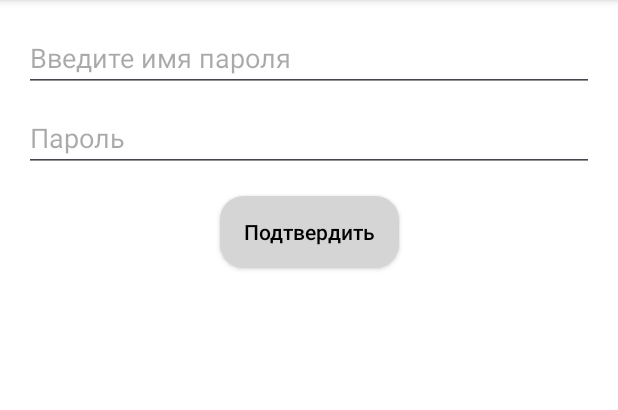
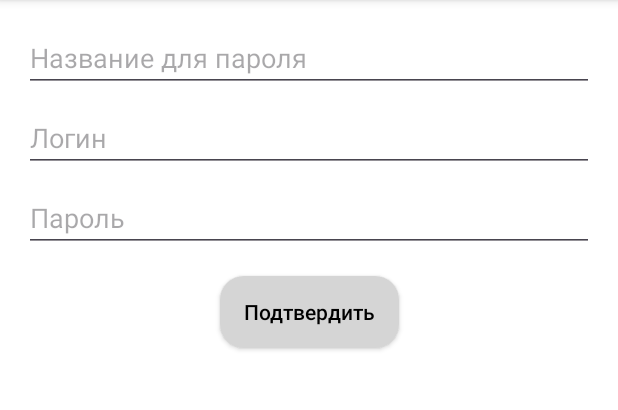
Before and after one commit to PaulMak-del/PasswordManager, an Android app: the AddPasswordFragment screen opened through its navigation route, on a phone screen of 412 x 824 dp, the part 84-494 px from its top. Run offline under Robolectric (Android 15) with nearby library versions, the phone set to English and light mode, and no system bars; our stand-ins replace Room's generated code, navigation-ui.

Commit message:
Update the password table

```diff
--- a/PasswordManager2/app/src/main/java/com/example/passwordmanager/App.kt
+++ b/PasswordManager2/app/src/main/java/com/example/passwordmanager/App.kt
@@ -3,7 +3,6 @@ package com.example.passwordmanager
 import android.app.Application
 import com.example.passwordmanager.model.PasswordDatabase
 import com.example.passwordmanager.model.PasswordRepository
-import com.example.passwordmanager.model.PasswordService
 import kotlinx.coroutines.CoroutineScope
 import kotlinx.coroutines.SupervisorJob
 
--- a/PasswordManager2/app/src/main/java/com/example/passwordmanager/MyAdapter.kt
+++ b/PasswordManager2/app/src/main/java/com/example/passwordmanager/MyAdapter.kt
@@ -9,27 +9,23 @@ import com.example.passwordmanager.databinding.OpenElemBinding
 import com.example.passwordmanager.model.Password
 
 interface PasswordActionListener {
-    fun onPasswordAdd(password: Password)
     fun onEditClick(password: Password)
     fun onLeftArrowClick(elOpen: OpenElemBinding)
     fun onRightArrowClick(elOpen: OpenElemBinding)
     fun onCopyClick(password: Password)
-    fun onDeleteClick(password: Password)
+    fun onDeleteClick(password: Password, position: Int)
     fun onFavoriteClick(password: Password, elOpen: OpenElemBinding)
-
 }
 
-class MyAdapter(private val actionListener: PasswordActionListener
+class MyAdapter(
+    private val actionListener: PasswordActionListener,
 ) :
 RecyclerView.Adapter<MyAdapter.ViewHolder>() {
+
     var passwords: List<Password> = emptyList()
-        set(newValue) {
-            field = newValue
-            notifyDataSetChanged()
-        }
 
     class ViewHolder(
-        val binding: ItemBinding
+        private val binding: ItemBinding
     ) : RecyclerView.ViewHolder(binding.root) {
 
         fun bind(password: Password, clickListener: PasswordActionListener) {
@@ -57,7 +53,7 @@ RecyclerView.Adapter<MyAdapter.ViewHolder>() {
                     clickListener.onFavoriteClick(password, elOpen)
                 }
                 elOpen.deleteImageView.setOnClickListener {
-                    clickListener.onDeleteClick(password)
+                    clickListener.onDeleteClick(password, bindingAdapterPosition)
                 }
             }
         }
@@ -71,7 +67,7 @@ RecyclerView.Adapter<MyAdapter.ViewHolder>() {
     }
 
     override fun onBindViewHolder(holder: ViewHolder, position: Int) {
-        Log.d("ddd", "MyAdapter.onBindViewHolder")
+        Log.d("ddd", "MyAdapter.onBindViewHolder {$position}")
         val password = passwords[position]
         holder.bind(password, actionListener)
     }
--- a/PasswordManager2/app/src/main/java/com/example/passwordmanager/fragments/AddPasswordFragment.kt
+++ b/PasswordManager2/app/src/main/java/com/example/passwordmanager/fragments/AddPasswordFragment.kt
@@ -38,11 +38,12 @@ class AddPasswordFragment : Fragment() {
             Snackbar.make(binding.root, "Add password", Snackbar.LENGTH_SHORT).show()
             val name: String = binding.editTextPasswordName.text.toString()
             val pass: String = binding.editTextPassword.text.toString()
+            val login: String = binding.editTextLogin.text.toString()
 
-            if (name.trim().isEmpty() || pass.trim().isEmpty()) {
+            if (name.trim().isEmpty() || pass.trim().isEmpty() || login.trim().isEmpty()) {
                 Snackbar.make(view, "Поля не должны быть пустыми", Snackbar.LENGTH_LONG).show()
             } else {
-                val password: Password = Password(name, pass)
+                val password: Password = Password(name, login, pass)
                 viewModel.insert(password)
 
                 findNavController().navigate(R.id.action_addPasswordFragment_to_passwordListFragment)
--- a/PasswordManager2/app/src/main/java/com/example/passwordmanager/model/Password.kt
+++ b/PasswordManager2/app/src/main/java/com/example/passwordmanager/model/Password.kt
@@ -7,6 +7,7 @@ import androidx.room.PrimaryKey
 @Entity(tableName = "password")
 data class Password (
     @ColumnInfo(name = "name") var name: String,
+    @ColumnInfo(name = "login") var login: String,
     @ColumnInfo(name = "password") var password: String,
 ) {
 
--- a/PasswordManager2/app/src/main/java/com/example/passwordmanager/model/PasswordDao.kt
+++ b/PasswordManager2/app/src/main/java/com/example/passwordmanager/model/PasswordDao.kt
@@ -11,8 +11,8 @@ interface PasswordDao {
     @Query("select * from password where favorite == true")
     suspend fun getFavoritePassword() : List<Password>
 
-    @Query("update password set name = :name, password = :password where id == :id")
-    suspend fun updateById(id: Int, name: String, password: String) : Int
+    @Query("update password set name = :name, password = :password, login = :login where id == :id")
+    suspend fun updateById(id: Int, name: String, login: String, password: String) : Int
 
     @Insert
     suspend fun insert(password: Password) : Long
--- a/PasswordManager2/app/src/main/java/com/example/passwordmanager/model/PasswordRepository.kt
+++ b/PasswordManager2/app/src/main/java/com/example/passwordmanager/model/PasswordRepository.kt
@@ -1,5 +1,6 @@
 package com.example.passwordmanager.model
 
+import android.util.Log
 import androidx.annotation.WorkerThread
 import kotlinx.coroutines.flow.Flow
 
@@ -27,7 +28,7 @@ class PasswordRepository(private val passwordDao: PasswordDao) {
 
     @Suppress("RedundantSuspendModifier")
     @WorkerThread
-    suspend fun updateById(id: Int, name: String, password: String) {
-        passwordDao.updateById(id, name, password)
+    suspend fun updateById(id: Int, name: String, login: String, password: String) {
+        passwordDao.updateById(id, name, login, password)
     }
 }
--- a/PasswordManager2/app/src/main/java/com/example/passwordmanager/PasswordsListViewModel.kt
+++ b/PasswordManager2/app/src/main/java/com/example/passwordmanager/viewModels/PasswordsListViewModel.kt
@@ -1,5 +1,6 @@
 package com.example.passwordmanager
 
+import android.util.Log
 import androidx.lifecycle.*
 import com.example.passwordmanager.model.Password
 import com.example.passwordmanager.model.PasswordRepository
@@ -21,8 +22,8 @@ class PasswordsListViewModel(
         passwordRepository.update(password)
     }
 
-    fun updateById(id: Int, name: String, password: String) = viewModelScope.launch {
-        passwordRepository.updateById(id, name, password)
+    fun updateById(id: Int, name: String, login: String, password: String) = viewModelScope.launch {
+        passwordRepository.updateById(id, name, login, password)
     }
 }
 
--- a/PasswordManager2/app/src/main/res/layout/fragment_add_password.xml
+++ b/PasswordManager2/app/src/main/res/layout/fragment_add_password.xml
@@ -22,15 +22,26 @@
         />
 
     <com.google.android.material.textfield.TextInputEditText
+        android:id="@+id/editTextLogin"
+        android:layout_width="0dp"
+        android:layout_height="wrap_content"
+        android:layout_marginTop="8dp"
+        android:hint="@string/login"
+        app:layout_constraintTop_toBottomOf="@id/editTextPasswordName"
+        app:layout_constraintStart_toStartOf="@id/editTextPasswordName"
+        app:layout_constraintEnd_toEndOf="@id/editTextPasswordName"
+        />
+
+    <com.google.android.material.textfield.TextInputEditText
         android:id="@+id/editTextPassword"
         android:layout_width="0dp"
         android:layout_height="wrap_content"
         android:layout_marginTop="8dp"
         android:hint="@string/passwordHint"
         android:inputType="textPassword"
-        app:layout_constraintTop_toBottomOf="@+id/editTextPasswordName"
-        app:layout_constraintStart_toStartOf="@+id/editTextPasswordName"
-        app:layout_constraintEnd_toEndOf="@+id/editTextPasswordName"
+        app:layout_constraintTop_toBottomOf="@+id/editTextLogin"
+        app:layout_constraintStart_toStartOf="@+id/editTextLogin"
+        app:layout_constraintEnd_toEndOf="@+id/editTextLogin"
         />
 
     <androidx.appcompat.widget.AppCompatButton
--- a/PasswordManager2/app/src/main/res/navigation/nav_graph.xml
+++ b/PasswordManager2/app/src/main/res/navigation/nav_graph.xml
@@ -46,5 +46,9 @@
             android:name="passwordID"
             app:argType="integer"
             android:defaultValue="-1" />
+        <argument
+            android:name="passwordLogin"
+            app:argType="string"
+            android:defaultValue="NONE" />
     </fragment>
 </navigation>
--- a/PasswordManager2/app/src/main/res/values/strings.xml
+++ b/PasswordManager2/app/src/main/res/values/strings.xml
@@ -6,7 +6,7 @@
     <string name="password_tip">Пароль</string>
     <string name="password_name_view">Example!</string>
     <string name="add_password">+ Добавить пароль</string>
-    <string name="passwordNameHint">Введите имя пароля</string>
+    <string name="passwordNameHint">Название для пароля</string>
     <string name="confirm">Подтвердить</string>
     <string name="passwordHint">Пароль</string>
     <string name="nav_header_title">Password Manager</string>
@@ -25,4 +25,5 @@
     <!-- TODO: Remove or change this placeholder text -->
     <string name="hello_blank_fragment">Hello blank fragment</string>
     <string name="cancelButton">Отмена</string>
+    <string name="login">Логин</string>
 </resources>
```
Also changed, not shown: PasswordManager2/app/src/main/java/com/example/passwordmanager/fragments/EditPasswordFragment.kt (+5 -2 lines), PasswordManager2/app/src/main/java/com/example/passwordmanager/fragments/FragmentsUtils.kt (deleted, +0 -27 lines), PasswordManager2/app/src/main/java/com/example/passwordmanager/fragments/PasswordListFragment.kt (+9 -15 lines), PasswordManager2/app/src/main/java/com/example/passwordmanager/model/PasswordDatabase.kt (+7 -4 lines), PasswordManager2/app/src/main/java/com/example/passwordmanager/model/PasswordService.kt (deleted, +0 -67 lines), PasswordManager2/app/src/main/res/layout/fragment_edit_password.xml (+14 -3 lines).
